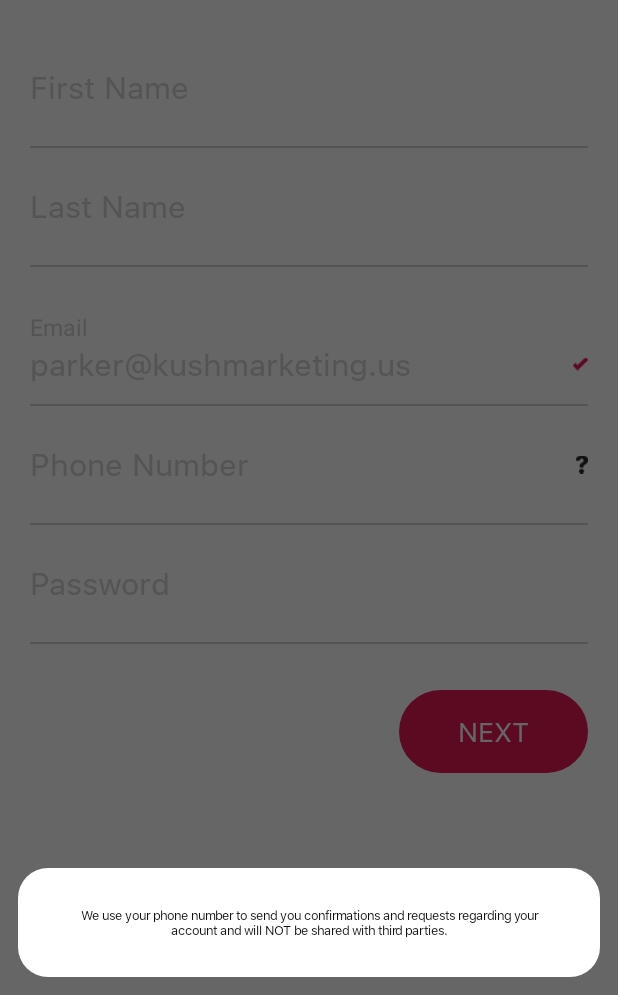
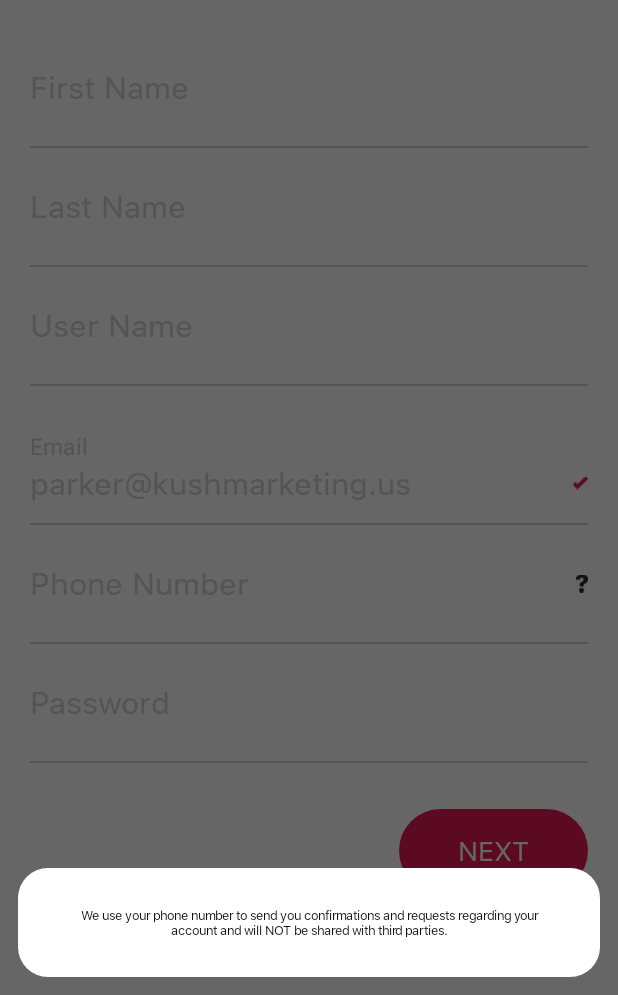
Before and after one commit to ilsainteractive/Grassias, an Android app: the SignUpActivity screen opened directly, with no data from a screen before it, after a tap on an icon or button, on a phone screen of 412 x 824 dp, the part 241-1236 px from its top. Run offline under Robolectric (Android 15) with nearby library versions, the phone set to English and light mode, and no system bars; our stand-ins replace sdp/ssp sizes; Roboto replaces fonts that are not available here.

Commit message:
add username

```diff
--- a/app/src/main/java/com/ilsa/grassis/activites/DispensaryActivity.java
+++ b/app/src/main/java/com/ilsa/grassis/activites/DispensaryActivity.java
@@ -228,7 +228,7 @@ public class DispensaryActivity extends AppCompatActivity implements OnMapReadyC
             OkHttpClient client = new OkHttpClient();
 
             MediaType mediaType = MediaType.parse("application/json");
-            RequestBody body = RequestBody.create(mediaType, "{\n  \"user\": {\n    \"email\": \"" + signUpVO.getEmail() + "\",\n    \"first_name\": \"" + signUpVO.getFirst_name() + "\",\n    \"last_name\": \"" + signUpVO.getLast_name() + "\",\n    \"password\": \"" + signUpVO.getPassword() + "\",\n    \"username\": \"" + signUpVO.getFirst_name() + "\"\n  }\n}");
+            RequestBody body = RequestBody.create(mediaType, "{\n  \"user\": {\n    \"email\": \"" + signUpVO.getEmail() + "\",\n    \"first_name\": \"" + signUpVO.getFirst_name() + "\",\n    \"last_name\": \"" + signUpVO.getLast_name() + "\",\n    \"password\": \"" + signUpVO.getPassword() + "\",\n    \"username\": \"" + signUpVO.getUsername() + "\"\n  }\n}");
             Request request = new Request.Builder()
                     .url("http://kushmarketing.herokuapp.com/api/users")
                     .post(body)
@@ -275,6 +275,7 @@ public class DispensaryActivity extends AppCompatActivity implements OnMapReadyC
                             mActivity.runOnUiThread(new Runnable() {
                                 @Override
                                 public void run() {
+                                    Dailogs.ShowToast(mContext, "Successfully sign up", Constants.LONG_TIME);
                                     Intent i = new Intent(mContext, HomeActivity.class);
                                     startActivity(i);
                                 }
--- a/app/src/main/java/com/ilsa/grassis/activites/SignUpActivity.java
+++ b/app/src/main/java/com/ilsa/grassis/activites/SignUpActivity.java
@@ -32,8 +32,8 @@ public class SignUpActivity extends AppCompatActivity implements View.OnClickLis
     private Toolbar toolbar;
 
     private RegularTextView mtxtNext;
-    private CustomEditText mtxtEmail, metFirstName, metLastName, metPhoneNo, metPassword;
-    private ImageView mImgFirstName, mImgLastName, mImgPhoneNo, mImgPassword;
+    private CustomEditText mtxtEmail, metFirstName, metLastName, metUserName, metPhoneNo, metPassword;
+    private ImageView mImgFirstName, mImgLastName, mImgUserName, mImgPhoneNo, mImgPassword;
     private LinearLayout mTopLayout, mFirstNameLayout, mLastNameLayout,
             mEmailLayout, mPhoneNoLayout, mPasswordLayout, mNextLayout;
 
@@ -103,6 +103,7 @@ public class SignUpActivity extends AppCompatActivity implements View.OnClickLis
 
         metFirstName = (CustomEditText) findViewById(R.id.signup_et_first_name);
         metLastName = (CustomEditText) findViewById(R.id.signup_et_last_name);
+        metUserName = (CustomEditText) findViewById(R.id.signup_et_user_name);
         metPhoneNo = (CustomEditText) findViewById(R.id.signup_et_phone_no);
         metPassword = (CustomEditText) findViewById(R.id.signup_et_password);
 
@@ -111,6 +112,7 @@ public class SignUpActivity extends AppCompatActivity implements View.OnClickLis
 
         mImgFirstName = (ImageView) findViewById(R.id.signup_img_first_name);
         mImgLastName = (ImageView) findViewById(R.id.signup_img_last_name);
+        mImgUserName = (ImageView) findViewById(R.id.signup_img_user_name);
         mImgPhoneNo = (ImageView) findViewById(R.id.signup_img_phone_question);
         mImgPassword = (ImageView) findViewById(R.id.signup_img_password);
     }
@@ -124,11 +126,13 @@ public class SignUpActivity extends AppCompatActivity implements View.OnClickLis
 
         metFirstName.addTextChangedListener(this);
         metLastName.addTextChangedListener(this);
+        metUserName.addTextChangedListener(this);
         metPhoneNo.addTextChangedListener(this);
         metPassword.addTextChangedListener(this);
 
         metFirstName.setOnFocusChangeListener(this);
         metLastName.setOnFocusChangeListener(this);
+        metUserName.setOnFocusChangeListener(this);
         metPhoneNo.setOnFocusChangeListener(this);
         metPassword.setOnFocusChangeListener(this);
     }
@@ -141,6 +145,9 @@ public class SignUpActivity extends AppCompatActivity implements View.OnClickLis
                 break;
             case R.id.signup_et_last_name:
                 whoHasFocus = Constants.SIGNUP_LAST_NAME;
+                break;
+            case R.id.signup_et_user_name:
+                whoHasFocus = Constants.SIGNUP_USER_NAME;
                 break;
             case R.id.signup_et_phone_no:
                 whoHasFocus = Constants.SIGNUP_PHONE_VALIDATION;
@@ -166,6 +173,13 @@ public class SignUpActivity extends AppCompatActivity implements View.OnClickLis
                     mImgLastName.setVisibility(View.VISIBLE);
                 } else {
                     mImgLastName.setVisibility(View.GONE);
+                }
+                break;
+            case Constants.SIGNUP_USER_NAME:
+                if (IsFieldValid(s, whoHasFocus)) {
+                    mImgUserName.setVisibility(View.VISIBLE);
+                } else {
+                    mImgUserName.setVisibility(View.GONE);
                 }
                 break;
             case Constants.SIGNUP_PHONE_VALIDATION:
@@ -199,6 +213,15 @@ public class SignUpActivity extends AppCompatActivity implements View.OnClickLis
             case Constants.SIGNUP_LAST_NAME:
                 if (!editable.toString().equalsIgnoreCase("")) {
                     if (editable.length() > Constants.FIELD_VALIDATION_LENGTH_MIN && editable.length() < Constants.FIELD_VALIDATION_LENGTH_MAX)
+                        return true;
+                    else
+                        return false;
+                } else {
+                    return false;
+                }
+            case Constants.SIGNUP_USER_NAME:
+                if (!editable.toString().equalsIgnoreCase("")) {
+                    if (editable.length() > Constants.FIELD_PASSWORD_VALIDATION_LENGTH_MIN && editable.length() < Constants.FIELD_PASSWORD_VALIDATION_LENGTH_MAX)
                         return true;
                     else
                         return false;
@@ -252,16 +275,20 @@ public class SignUpActivity extends AppCompatActivity implements View.OnClickLis
             case R.id.signup_txt_next:
                 if (IsFieldValid(metFirstName.getEditableText(), Constants.SIGNUP_FIRST_NAME)) {
                     if (IsFieldValid(metLastName.getEditableText(), Constants.SIGNUP_LAST_NAME)) {
+                        if (IsFieldValid(metUserName.getEditableText(), Constants.SIGNUP_USER_NAME)) {
                             if (IsFieldValid(metPhoneNo.getEditableText(), Constants.SIGNUP_PHONE_VALIDATION)) {
                                 if (IsFieldValid(metPassword.getEditableText(), Constants.SIGNUP_PASSWORD_VALIDATION)) {
                                     SigingUpOnServer(mContext, "users", metFirstName.getText().toString(),
-                                        metLastName.getText().toString(), mtxtEmail.getText().toString(), metPhoneNo.getText().toString(),
+                                            metLastName.getText().toString(),metUserName.getText().toString(), mtxtEmail.getText().toString(), metPhoneNo.getText().toString(),
                                             metPassword.getText().toString());
                                 } else {
                                     Dailogs.ShowToast(mContext, getString(R.string.invalid_password), Constants.SHORT_TIME);
                                 }
                             } else {
                                 Dailogs.ShowToast(mContext, getString(R.string.invalid_phone_no), Constants.SHORT_TIME);
+                            }
+                        } else {
+                            Dailogs.ShowToast(mContext, getString(R.string.invalid_user_name), Constants.SHORT_TIME);
                         }
                     } else {
                         Dailogs.ShowToast(mContext, getString(R.string.invalid_last_name), Constants.SHORT_TIME);
@@ -273,38 +300,17 @@ public class SignUpActivity extends AppCompatActivity implements View.OnClickLis
         }
     }
 
-    public void SigingUpOnServer(Context context, String service, String firstName, String LastName, String email, String phone, String password) {
+    public void SigingUpOnServer(Context context, String service, String firstName, String LastName,String UserName, String email, String phone, String password) {
 
         SignUpVO signUpVO = new SignUpVO();
         signUpVO.setEmail(email);
         signUpVO.setFirst_name(firstName);
         signUpVO.setLast_name(LastName);
         signUpVO.setPassword(password);
-        signUpVO.setUsername(firstName);
+        signUpVO.setUsername(UserName);
 
         Intent intent = new Intent(context, DispensaryActivity.class);
         intent.putExtra("SignUp_info", signUpVO);
         startActivity(intent);
-//        JsonObject json = new JsonObject();
-//        json.addProperty("first_name", firstName);
-//        json.addProperty("last_name", LastName);
-//        json.addProperty("password", password);
-//        json.addProperty("username", firstName);
-//        json.addProperty("email", "akoshy20@gmail.com");
-//
-//        Ion.with(context)
-//                .load(Constants.baseUrl + service + "/")
-//                .setHeader("Content-Type", "application/json")
-//                .setHeader("Accept", clientAccept)
-//                .setHeader("Authorization", clientToken)
-//                .setHeader("X-DISPENSARY-ID", "4")
-//                .setJsonObjectBody(json)
-//                .asJsonObject()
-//                .setCallback(new FutureCallback<JsonObject>() {
-//                    @Override
-//                    public void onCompleted(Exception e, JsonObject result) {
-//                        // do stuff with the result or error
-//                    }
-//                });
     }
 }
--- a/app/src/main/java/com/ilsa/grassis/apivo/layout.java
+++ b/app/src/main/java/com/ilsa/grassis/apivo/layout.java
@@ -4,5 +4,5 @@ package com.ilsa.grassis.apivo;
  * Created by SohailZahid on 5/4/2017.
  */
 
-public class Layout {
+class Layout {
 }
--- a/app/src/main/java/com/ilsa/grassis/library/Constants.java
+++ b/app/src/main/java/com/ilsa/grassis/library/Constants.java
@@ -22,6 +22,10 @@ public class Constants {
      * The constant SIGNUP_LAST_NAME.
      */
     public static final int SIGNUP_LAST_NAME = 2;
+    /**
+     * The constant SIGNUP_LAST_NAME.
+     */
+    public static final int SIGNUP_USER_NAME = 22;
     /**
      * The constant SIGNUP_PHONE_VALIDATION.
      */
--- a/app/src/main/res/layout/activity_signup.xml
+++ b/app/src/main/res/layout/activity_signup.xml
@@ -122,6 +122,53 @@
 
                     <ImageView
                         android:id="@+id/signup_img_last_name"
+                        android:layout_width="wrap_content"
+                        android:layout_height="match_parent"
+                        android:layout_alignParentEnd="true"
+                        android:layout_alignParentRight="true"
+                        android:layout_alignParentTop="true"
+                        android:paddingLeft="15dp"
+                        android:visibility="gone"
+                        app:srcCompat="@mipmap/signup_tick" />
+                </RelativeLayout>
+            </LinearLayout>
+
+            <View
+                android:layout_width="match_parent"
+                android:layout_height="1dp"
+                android:background="@color/lightGrey" />
+
+            <LinearLayout
+                android:id="@+id/signup_user_name_layout"
+                android:layout_width="match_parent"
+                android:layout_height="@dimen/_60sdp"
+                android:orientation="vertical">
+
+                <RelativeLayout
+                    android:layout_width="match_parent"
+                    android:layout_height="match_parent"
+                    android:orientation="horizontal">
+
+
+                    <com.ilsa.grassis.library.CustomEditText
+                        android:id="@+id/signup_et_user_name"
+                        android:layout_width="match_parent"
+                        android:layout_height="match_parent"
+                        android:layout_alignParentTop="true"
+                        android:layout_toLeftOf="@+id/signup_img_user_name"
+                        android:layout_toStartOf="@+id/signup_img_user_name"
+                        android:background="@android:color/transparent"
+                        android:ems="10"
+                        android:hint="@string/user_name"
+                        android:inputType="textPersonName"
+                        android:maxLines="1"
+                        android:textColor="@color/lightGrey"
+                        android:textColorHint="@color/lightGrey"
+                        android:textCursorDrawable="@color/black"
+                        android:textSize="@dimen/_16sdp" />
+
+                    <ImageView
+                        android:id="@+id/signup_img_user_name"
                         android:layout_width="wrap_content"
                         android:layout_height="match_parent"
                         android:layout_alignParentEnd="true"
--- a/app/src/main/res/values/strings.xml
+++ b/app/src/main/res/values/strings.xml
@@ -19,6 +19,7 @@
     <!--Signup Screen-->
     <string name="first_name">First Name</string>
     <string name="last_name">Last Name</string>
+    <string name="user_name">User Name</string>
     <string name="email">Email</string>
     <string name="company_email">parker@kushmarketing.us</string>
     <string name="phone_no">Phone Number</string>
@@ -26,6 +27,7 @@
     <string name="signup_phone_msg">We use your phone number to send you confirmations and requests regarding your account and will NOT be shared with third parties.</string>
     <string name="invalid_first_name">Invalid first name</string>
     <string name="invalid_last_name">Invalid last name</string>
+    <string name="invalid_user_name">Invalid user name</string>
     <string name="invalid_phone_no">Invalid phone no</string>
 
     <!--Dispensary Screen-->
```
Lines whose indentation alone changed are shown as unchanged.
